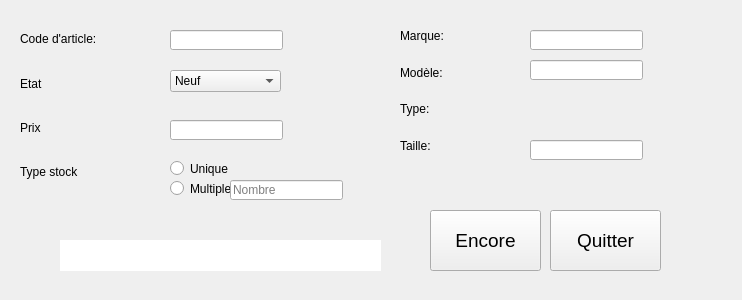
First picture: the form in view/addItemsView.ui, repository GruberAdam/TPI-Sploks, before the edit.
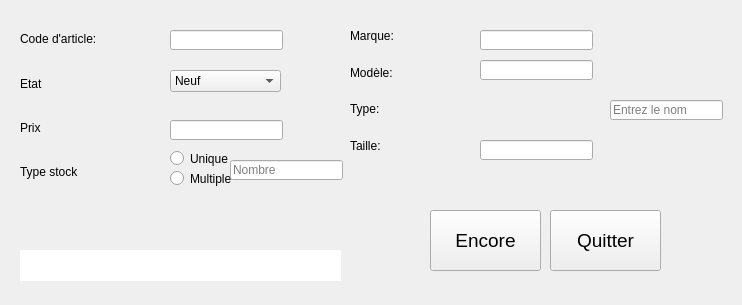
Second picture: the form after the edit.

Commit message: In progress de l'ajout d'un nouveau type

```diff
--- a/view/addItemsView.ui
+++ b/view/addItemsView.ui
@@ -7,7 +7,7 @@
     <x>0</x>
     <y>0</y>
     <width>742</width>
-    <height>300</height>
+    <height>305</height>
    </rect>
   </property>
   <property name="windowTitle">
@@ -75,7 +75,7 @@
    <widget class="QWidget" name="verticalLayoutWidget_3">
     <property name="geometry">
      <rect>
-      <x>400</x>
+      <x>350</x>
       <y>20</y>
       <width>121</width>
       <height>141</height>
@@ -150,7 +150,7 @@
    <widget class="QLineEdit" name="textTaille">
     <property name="geometry">
      <rect>
-      <x>530</x>
+      <x>480</x>
       <y>140</y>
       <width>113</width>
       <height>20</height>
@@ -163,7 +163,7 @@
    <widget class="QLineEdit" name="textMarque">
     <property name="geometry">
      <rect>
-      <x>530</x>
+      <x>480</x>
       <y>30</y>
       <width>113</width>
       <height>20</height>
@@ -173,7 +173,7 @@
    <widget class="QLineEdit" name="textModel">
     <property name="geometry">
      <rect>
-      <x>530</x>
+      <x>480</x>
       <y>60</y>
       <width>113</width>
       <height>20</height>
@@ -252,8 +252,8 @@
    <widget class="QLineEdit" name="textErrorMessage">
     <property name="geometry">
      <rect>
-      <x>60</x>
-      <y>240</y>
+      <x>20</x>
+      <y>250</y>
       <width>321</width>
       <height>31</height>
      </rect>
@@ -284,7 +284,7 @@
     <property name="geometry">
      <rect>
       <x>170</x>
-      <y>160</y>
+      <y>150</y>
       <width>82</width>
       <height>17</height>
      </rect>
@@ -297,7 +297,7 @@
     <property name="geometry">
      <rect>
       <x>170</x>
-      <y>180</y>
+      <y>170</y>
       <width>82</width>
       <height>17</height>
      </rect>
@@ -305,12 +305,15 @@
     <property name="text">
      <string>Multiple</string>
     </property>
+    <property name="checkable">
+     <bool>true</bool>
+    </property>
    </widget>
    <widget class="QLineEdit" name="textStock">
     <property name="geometry">
      <rect>
       <x>230</x>
-      <y>180</y>
+      <y>160</y>
       <width>113</width>
       <height>20</height>
      </rect>
@@ -322,6 +325,19 @@
      <string>Nombre</string>
     </property>
    </widget>
+   <widget class="QLineEdit" name="textTypeChoix">
+    <property name="geometry">
+     <rect>
+      <x>610</x>
+      <y>100</y>
+      <width>113</width>
+      <height>20</height>
+     </rect>
+    </property>
+    <property name="placeholderText">
+     <string>Entrez le nom </string>
+    </property>
+   </widget>
   </widget>
  </widget>
  <tabstops>
```
The commit also changes 3 other files.
